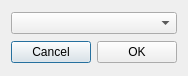
Old version of the form src/citra/mii_selector.ui in the repository GreenAmaranthine/citra.
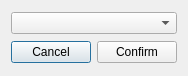
New version of the form.

Commit message: mii selector: misc changes - Fix no miis message - Fix buttons text - Add user mii whitelist support

Patch:
```diff
--- a/src/citra/mii_selector.ui
+++ b/src/citra/mii_selector.ui
@@ -29,7 +29,7 @@
      <item>
       <widget class="QPushButton" name="ok">
        <property name="text">
-        <string>OK</string>
+        <string>Confirm</string>
        </property>
       </widget>
      </item>
```
Left out of the diff: 2 changed lines with no effect on the pictures. The commit also changes 3 other files.
